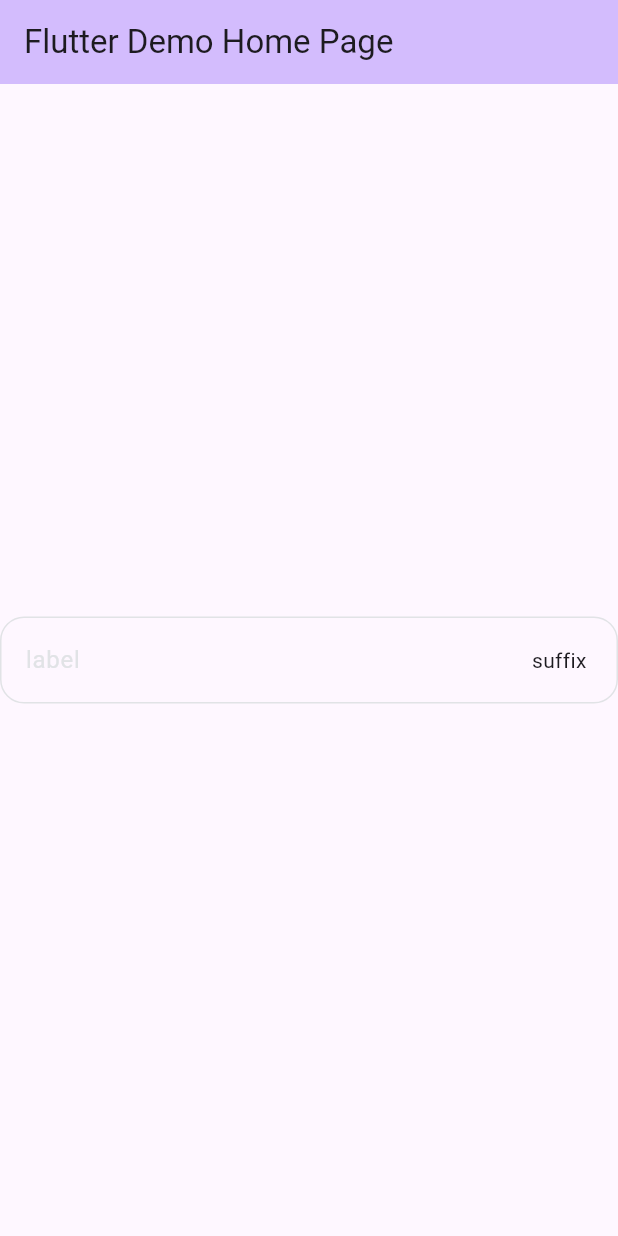
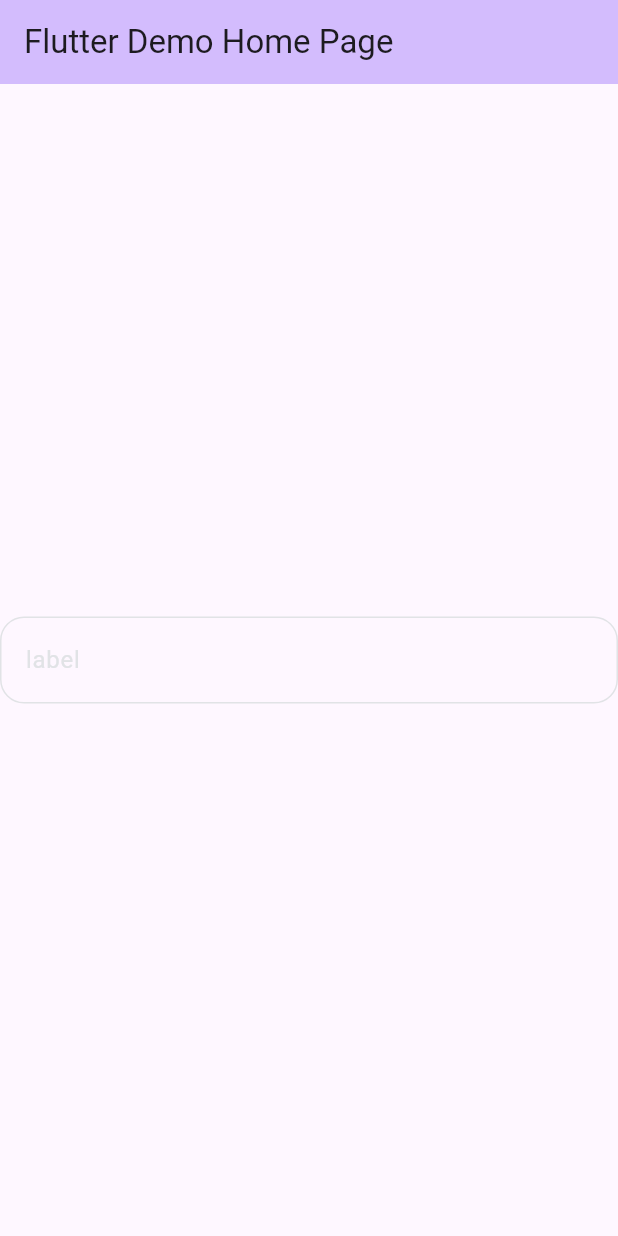
Before and after one commit to ShoshiDeveloper/shoko_ui, a Flutter app: the screen it shows after launch, on a phone screen of 412 x 824 dp. Run offline on Flutter 3.47's test engine with Material 3 defaults, Android fonts, the phone set to English and light mode, and no system bars; our stand-ins replace gap.

```diff
--- a/lib/src/widgets/textfields/modern_textfield_widget.dart
+++ b/lib/src/widgets/textfields/modern_textfield_widget.dart
@@ -3,6 +3,36 @@ import 'package:flutter/services.dart';
 import 'package:shoko_ui/shoko_ui.dart';
 
 class STextField extends StatefulWidget {
+  const STextField({
+    super.key,
+    required this.controller,
+    this.style,
+    this.isOutline,
+    this.onSubmitted,
+    this.onChanged,
+    this.validator,
+    this.isEnabled = true,
+    this.isError = false,
+    this.errorText,
+    this.errorTextStyle,
+    this.label,
+    this.labelTextStyle,
+    this.enableColor,
+    this.disableColor,
+    this.focusColor,
+    this.errorColor,
+    this.keyboardType,
+    this.maxSymbols,
+    this.minSymbols,
+    this.obscureText = false,
+    this.suffix,
+    this.inputFormatters,
+    this.minLines,
+    this.maxLines,
+    this.alignLabelWithHint = false,
+    this.showSuffixWhenFocus = false,
+  });
+
   ///Be auto-dispose when widget disposed
   final TextEditingController controller;
   final TextStyle? style;
@@ -16,6 +46,10 @@ class STextField extends StatefulWidget {
   final bool isEnabled;
   final bool obscureText;
   final bool? isOutline;
+  final bool alignLabelWithHint;
+
+  ///If `false`, then always display the suffix, if `true`, then only on focus. Default is false.
+  final bool showSuffixWhenFocus;
 
   final bool isError;
   final String? errorText;
@@ -33,37 +67,12 @@ class STextField extends StatefulWidget {
 
   final int? minSymbols;
   final int? maxSymbols;
+  final int? minLines;
   final int? maxLines;
 
   final Widget? suffix;
 
   final List<TextInputFormatter>? inputFormatters;
-
-  const STextField(
-      {super.key,
-      required this.controller,
-      this.style,
-      this.isOutline,
-      this.onSubmitted,
-      this.onChanged,
-      this.validator,
-      this.isEnabled = true,
-      this.isError = false,
-      this.errorText,
-      this.errorTextStyle,
-      this.label,
-      this.labelTextStyle,
-      this.enableColor,
-      this.disableColor,
-      this.focusColor,
-      this.errorColor,
-      this.keyboardType,
-      this.maxSymbols,
-      this.minSymbols,
-      this.obscureText = false,
-      this.suffix,
-      this.inputFormatters,
-      this.maxLines});
 
   @override
   State<STextField> createState() => _STextFieldState();
@@ -143,6 +152,7 @@ class _STextFieldState extends State<STextField> {
         Focus(
           onFocusChange: (focusState) => focusState ? validate(value) : setState(() {}),
           child: AnimatedContainer(
+            padding: const EdgeInsets.symmetric(horizontal: 16),
             duration: const Duration(milliseconds: 500),
             curve: Curves.ease,
             decoration: BoxDecoration(
@@ -151,6 +161,7 @@ class _STextFieldState extends State<STextField> {
               border: widget.isOutline ?? theme.isOutline ? Border.all(width: 1, color: getBorderColor()) : null,
             ),
             child: Row(
+              spacing: 16,
               children: [
                 Expanded(
                   child: TextField(
@@ -167,11 +178,15 @@ class _STextFieldState extends State<STextField> {
                     inputFormatters: widget.inputFormatters,
                     keyboardType: widget.keyboardType,
                     maxLength: widget.maxSymbols,
-                    maxLines: widget.maxLines ?? 1,
+                    minLines: widget.minLines,
+                    maxLines: widget.maxLines,
                     decoration: InputDecoration(
                       enabled: widget.isEnabled,
+                      hintText: 'hint',
+                      hintStyle: (widget.labelTextStyle ?? theme.labelTextStyle ?? const TextStyle()).copyWith(color: theme.disableColor),
                       counterText: '',
-                      contentPadding: const EdgeInsets.only(left: 16, top: 8, bottom: 8),
+                      alignLabelWithHint: widget.alignLabelWithHint,
+                      contentPadding: const EdgeInsets.only(top: 8, bottom: 8),
                       label: (widget.label != null) ? Text(widget.label!) : null,
                       labelStyle: (widget.labelTextStyle ?? theme.labelTextStyle ?? const TextStyle()).copyWith(color: getLabelColor),
                       border: InputBorder.none,
@@ -179,7 +194,8 @@ class _STextFieldState extends State<STextField> {
                     style: (widget.style ?? theme.style)?.copyWith(color: !isEnabled ? (widget.disableColor ?? theme.disableColor) : null),
                   ),
                 ),
-                if (widget.suffix != null) ...[widget.suffix!, const Gap(20)],
+                if (widget.suffix != null)
+                  if (!widget.showSuffixWhenFocus) ...[widget.suffix!] else if (focusNode.hasFocus) ...[widget.suffix!],
               ],
             ),
           ),
--- a/pubspec.yaml
+++ b/pubspec.yaml
@@ -1,8 +1,9 @@
 name: shoko_ui
 description: "This package is a UI-Kit from the ShokoTeam, which aims to accelerate the development of both your and our projects"
-version: 1.2.0
+version: 1.2.1
 homepage: https://pub.dev/packages/shoko_ui
 repository: https://github.com/ShoshiDeveloper/shoko_ui
+publish_to: pub.dev
 
 environment:
   sdk: '>=3.2.2 <4.0.0'
```
Also changed, not shown: 1 other file.
